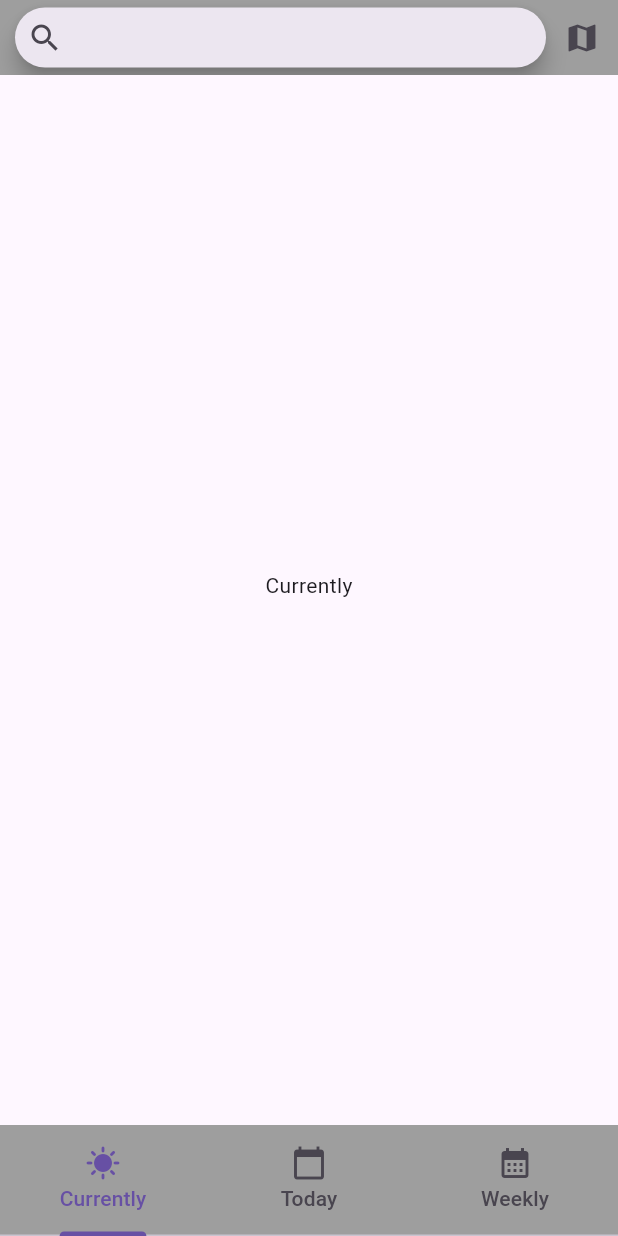
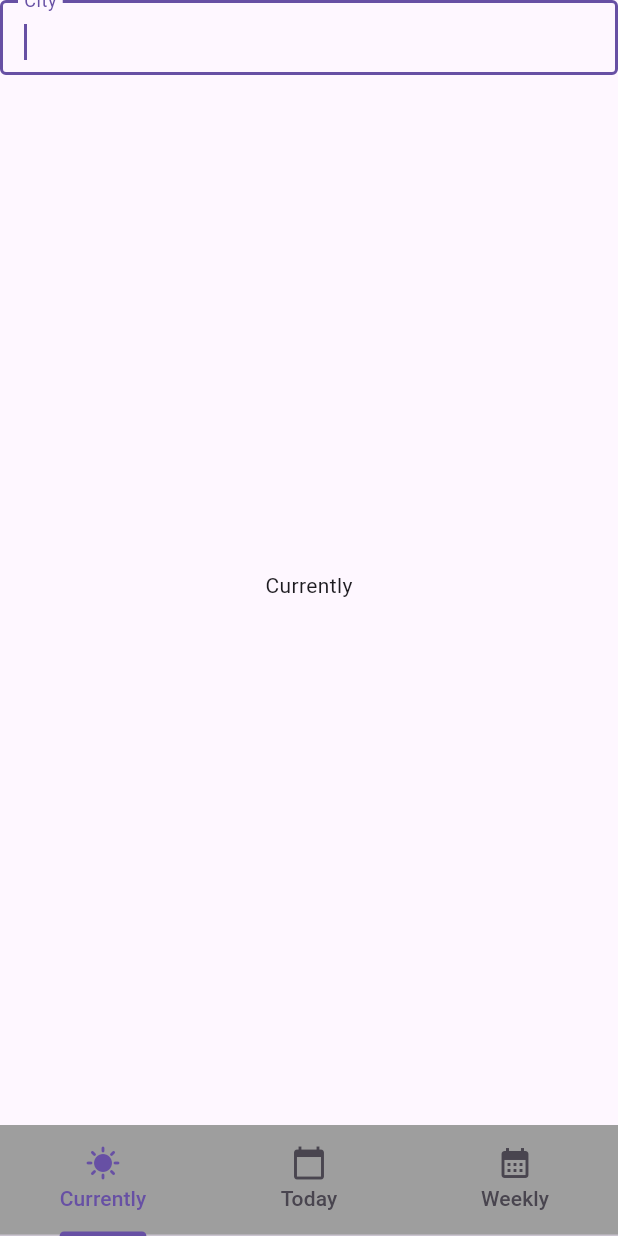
Before and after one commit to akerdeka/Piscine_Mobile, a Flutter app: the screen it shows after launch, on a phone screen of 412 x 824 dp. Run offline on Flutter 3.47's test engine with Material 3 defaults, Android fonts, the phone set to English and light mode, and no system bars; drawn by our look-alikes of flutter_typeahead; our stand-ins replace geocoding, geolocator.

Commit message:
Refactor search bar

```diff
--- a/Module02/weather_appv2_proj/lib/TopBottomBars/city_model.dart
+++ b/Module02/weather_appv2_proj/lib/TopBottomBars/city_model.dart
@@ -1,6 +1,8 @@
 class CityModel {
+
   final String name;
+  final String region;
+  final String country;
 
-  const CityModel(
-      {required this.name});
+  const CityModel({required this.name, required this.country, required this.region});
 }
--- a/Module02/weather_appv2_proj/lib/TopBottomBars/top_bar.dart
+++ b/Module02/weather_appv2_proj/lib/TopBottomBars/top_bar.dart
@@ -20,7 +20,7 @@ class TopBar extends StatefulWidget {
 }
 
 class _TopBarState extends State<TopBar> {
-  List<CityModel> filteredItems = [];
+
 
   Future<List<Placemark>> getCityNameFromPosition(Position localisation) async {
     try {
@@ -35,68 +35,49 @@ class _TopBarState extends State<TopBar> {
     }
   }
 
-  Future<http.Response> fetchListOfCities(String search) async {
+  Future<List<CityModel>> fetchListOfCities(String search) async {
+
     http.Response res = await http.get(Uri.parse(
         'https://geocoding-api.open-meteo.com/v1/search?name=$search&count=20&language=en&format=json'));
 
-    //debugPrint(jsonDecode(res.body));
-    filteredItems.add(const CityModel(name: "Lyon"));
+    List<CityModel> filteredItems = [];
 
-    return res;
+    if (!jsonDecode(res.body).containsKey("results")){
+      return filteredItems;
+    }
+
+    for (dynamic location in jsonDecode(res.body)["results"]) {
+      debugPrint(location.toString());
+      filteredItems.add(CityModel(name: location.name, region: location.admin1, country: location.country));
+    }
+
+    return filteredItems;
   }
 
   @override
   Widget build(BuildContext context) {
-    return Scaffold(
-      appBar: AppBar(
-        backgroundColor: Colors.grey,
-        actions: <Widget>[
-          Expanded(
-            child: Padding(
-              padding: const EdgeInsets.only(left: 10),
-              child: SizedBox(
-                height: 40,
-                child: SearchBar(
-                  leading: const Icon(Icons.search),
-                  onChanged: (String value) async {
-                    await fetchListOfCities(value);
-                    widget.onSearchChanged(value);
-                  },
-                ),
-              ),
-            ),
-          ),
-          IconButton(
-              onPressed: () => {
-                    determinePosition()
-                        .then((value) => {
-                              getCityNameFromPosition(value).then((res) => {
-                                    debugPrint(res.toString()),
-                                  }),
-                              widget.onSearchChanged(
-                                  "${value.latitude} ${value.longitude}")
-                            })
-                        .onError((error, stackTrace) =>
-                            {widget.onSearchChanged("$error")}),
-                  },
-              icon: const Icon(Icons.map))
-        ],
-      ),
-      body: filteredItems.isEmpty
-          ? const Center(
-              child: Text(
-                'No Results Found',
-                style: TextStyle(fontSize: 18),
-              ),
+    return TypeAheadField(
+      suggestionsCallback: (search) => fetchListOfCities(search),
+      builder: (context, controller, focusNode) {
+        return TextField(
+            controller: controller,
+            focusNode: focusNode,
+            autofocus: true,
+            decoration: const InputDecoration(
+                border: OutlineInputBorder(),
+                labelText: 'City'
             )
-          : ListView.builder(
-              itemCount: filteredItems.length,
-              itemBuilder: (context, index) {
-                return ListTile(
-                  title: Text(filteredItems[index].name),
-                );
-              },
-            ),
+        );
+      },
+      itemBuilder: (context, city) {
+        return ListTile(
+          title: Text(city.name),
+          subtitle: Text(city.country),
+        );
+      },
+      onSelected: (city) {
+        debugPrint(city.toString());
+      },
     );
   }
 }
```
